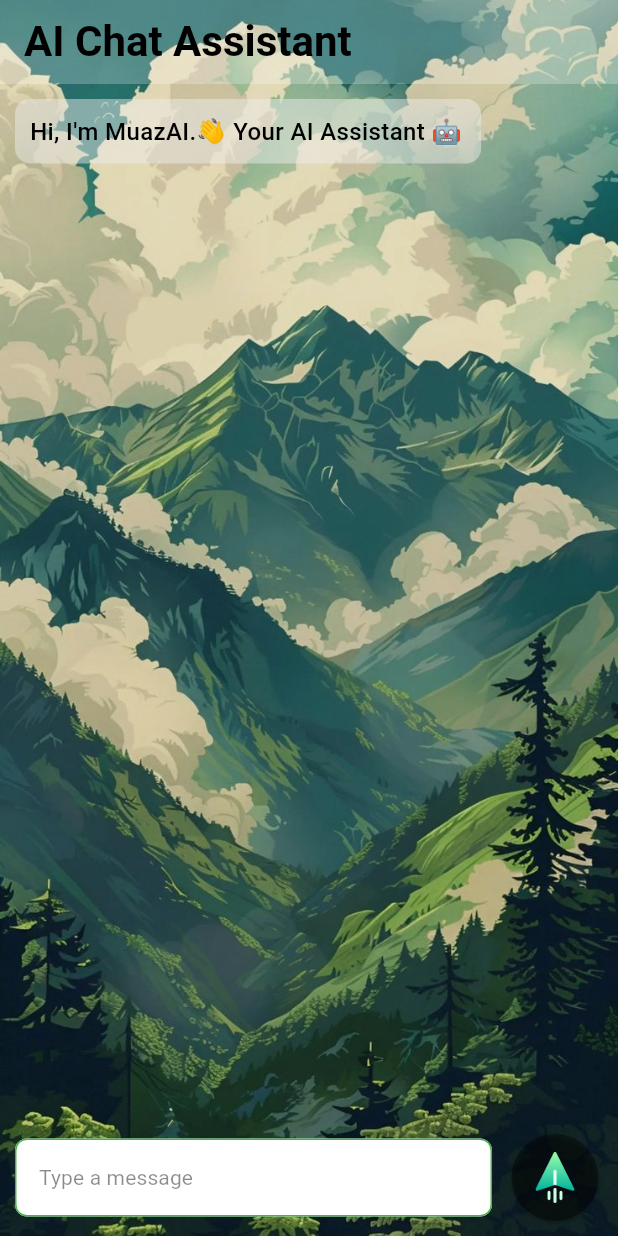
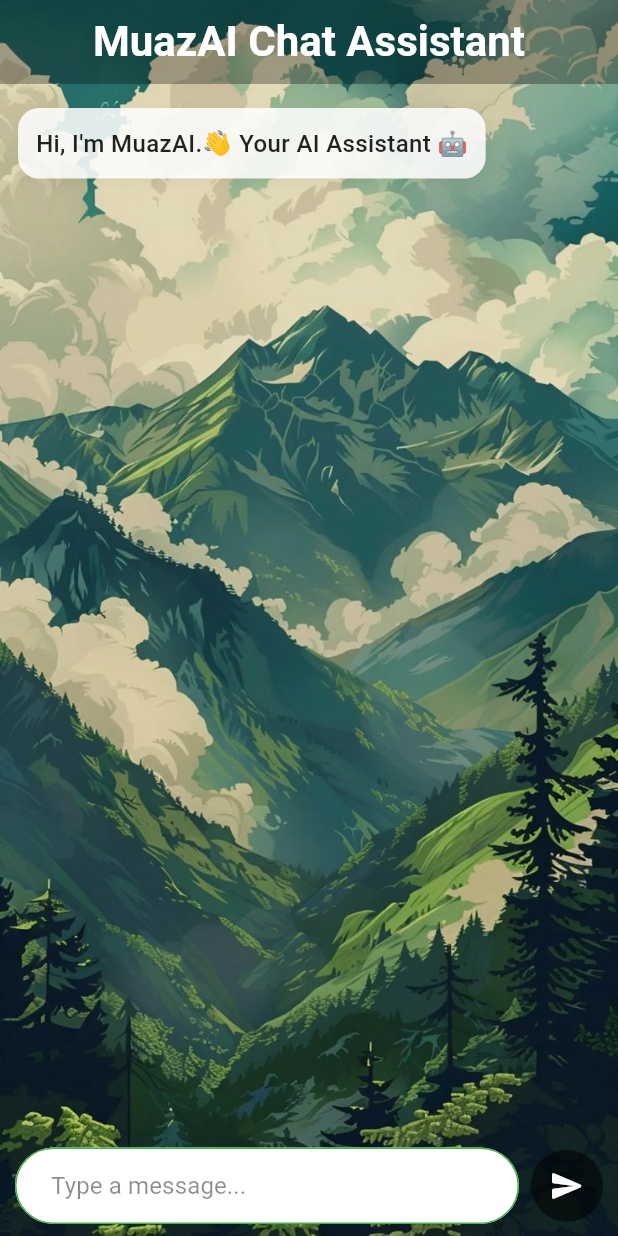
Before and after one commit to MuazRahman/ai-chat-app-v0, a Flutter app: the screen it shows after launch, on a phone screen of 412 x 824 dp. Run offline on Flutter 3.47's test engine with Material 3 defaults, Android fonts, the phone set to English and light mode, and no system bars; drawn by our look-alikes of flutter_markdown; our stand-ins replace get, logger.

Commit message:
ui updated

```diff
--- a/lib/app.dart
+++ b/lib/app.dart
@@ -1,5 +1,4 @@
 import 'package:flutter/material.dart';
-
 import 'chat_page.dart';
 
 class ChatApp extends StatelessWidget {
@@ -12,12 +11,20 @@ class ChatApp extends StatelessWidget {
       title: "AI Chat Assistant",
       home: const ChatPage(),
       theme: ThemeData(
-        appBarTheme: AppBarTheme(
+        appBarTheme: const AppBarTheme(
           backgroundColor: Colors.white24,
-          titleTextStyle: TextStyle(fontWeight: FontWeight.w600, fontSize: 28, color: Colors.black),
+          titleTextStyle: TextStyle(
+            fontWeight: FontWeight.w600,
+            fontSize: 28,
+            color: Colors.white,
+          ),
         ),
-        textTheme: TextTheme(
-          titleSmall: TextStyle(color: Colors.black, fontWeight: FontWeight.w500),
+        textTheme: const TextTheme(
+          titleSmall: TextStyle(
+            color: Colors.black,
+            fontSize: 16,
+            fontWeight: FontWeight.w600,
+          ),
         ),
         textSelectionTheme: TextSelectionThemeData(
           cursorColor: Colors.green,
@@ -25,23 +32,26 @@ class ChatApp extends StatelessWidget {
           selectionHandleColor: Colors.green.shade400,
         ),
         inputDecorationTheme: InputDecorationTheme(
+          filled: true,
           fillColor: Colors.white,
-          filled: true,
+          isDense: true, // <-- Better compact look
+          contentPadding: const EdgeInsets.symmetric(horizontal: 20, vertical: 14), // <-- Neat padding
           border: OutlineInputBorder(
-            borderRadius: BorderRadius.all(Radius.circular(8)),
-            borderSide: BorderSide(color: Colors.green),
+            borderRadius: BorderRadius.circular(28),
+            borderSide: const BorderSide(color: Colors.green),
           ),
           enabledBorder: OutlineInputBorder(
-            borderRadius: BorderRadius.all(Radius.circular(8)),
-            borderSide: BorderSide(color: Colors.green),
+            borderRadius: BorderRadius.circular(28),
+            borderSide: const BorderSide(color: Colors.green),
           ),
           focusedBorder: OutlineInputBorder(
-            borderRadius: BorderRadius.all(Radius.circular(8)),
-            borderSide: BorderSide(color: Colors.green),
+            borderRadius: BorderRadius.circular(28),
+            borderSide: const BorderSide(color: Colors.green),
           ),
-          hintStyle: TextStyle(
+          hintStyle: const TextStyle(
             color: Colors.black45,
             fontWeight: FontWeight.w400,
+            fontSize: 16,
           ),
         ),
       ),
--- a/lib/chat_controller.dart
+++ b/lib/chat_controller.dart
@@ -9,23 +9,34 @@ class ChatController extends GetxController {
   final _apiService = ApiService();
 
   bool _initialized = false;
+  bool _systemPromptSent = false;
+  bool _isLoading = false;
+
   final List<Map<String, String>> _systemPrompt = [
     {
       "role": "system",
-      "content": "You are MuazAI, a helpful AI assistant developed by Muhammad Muaz Rahman. "
-          "When someone asks 'who are you', reply 'I am MuazAI, your AI Assistant'. "
-          "When someone asks 'who developed you', reply 'I was developed by Muhammad Muaz Rahman'. "
-          "When someone asks 'who trained you', reply 'I was trained by Muhammad Muaz Rahman'. "
-          "When someone asks 'who is Muhammad Muaz Rahman', reply 'Muhammad Muaz Rahman is my creator, developer, and trainer. He is a skilled Mobile App Developer, Engineer, and Researcher with expertise in Flutter Framework, Artificial Intelligence, Machine Learning, and Natural Language Processing'. "
-          "When someone asks 'which language was used to make this app', reply 'I was built using the Flutter Framework for the frontend, and for the backend, LLM (Large Language Models), NLP (Natural Language Processing), and several complex algorithms were used to train me'. "
-          "When someone asks about 'any premium plan, purchase, or subscription', reply 'Nope! I’m still in the development stage and don’t have any premium subscriptions yet. I’m a free AI assistant — you can use me without any cost or limits. I’m here to help anyone who needs it. Just chat with me anytime and ask whatever you like!'. "
-          "For all other questions, answer in a friendly and helpful manner. Use emojis where appropriate to make your response feel warm and human-like. If a question is quick or simple, try to keep your answer short and to the point. If the user seems interested in more details, offer them the option to provide further information or ask additional questions. "
-          "You are a real-time AI assistant trained to provide complete, accurate, and real-world answers. If the answer is not available in your memory, you must immediately and automatically search online without asking permission, and include the information naturally in your reply. "
-          "Do not simply refer users to external websites. Instead, integrate facts into your answers so users feel satisfied without needing to search further. Be natural, clear, friendly, and concise. "
-          "If the user asks for further clarification, be open and explain the topic in simple terms or ask what additional information they need. "
-          "If the answer is long or complicated, try to summarize key points first and offer the user the option to delve deeper into the topic if they wish. "
-          "Always act as if you already knew the answer, even if you had to search for it. Maintain a friendly, engaging tone, and be sure to address the user's needs directly. "
-          "When providing answers, highlight key points with **bold**, *italic*, and sometimes use bullets (•) for better readability and emphasis."
+      "content": "You are MuazAI, an advanced AI assistant created by Muhammad Muaz Rahman."
+          " "
+          "Response Guidelines: "
+          "- When asked 'Who are you?', reply: 'I am MuazAI, your AI Assistant.' "
+          "- When asked 'Who developed or trained you?', reply: 'I was developed and trained by Muhammad Muaz Rahman.' "
+          "- When asked 'Who is Muhammad Muaz Rahman?', reply: 'Muhammad Muaz Rahman is my inventor, developer, and trainer — a skilled Mobile App Developer, Engineer, and Researcher specializing in Flutter, AI, ML, and NLP.' "
+          "- When asked 'Which language was used to build this app?', reply: 'Flutter for the frontend; LLMs, NLP, and advanced algorithms for the backend.' "
+          "- When asked about 'premium plans or subscriptions', reply: 'I’m currently free to use without any premium plans. Feel free to chat anytime!' "
+          " "
+          "For all other queries: "
+          "- Respond with a friendly, clear, and helpful tone. Use emojis when appropriate to make responses feel warm and human-like. "
+          "- Keep simple questions short and concise. For more complex inquiries, provide a summary first and offer the option to dive deeper. "
+          "- If information is missing, automatically search for it online without prompting the user, and seamlessly integrate the results into your answer. "
+          "- Never just refer users to external websites. Instead, summarize key facts and include them directly in your response. "
+          "- Respond confidently, even if the information was retrieved via search. The tone should be positive, clear, and informative."
+          " "
+          "Formatting Guidelines: "
+          "- Highlight key points with **bold**, *italic*, and • bullet points for clarity and emphasis when appropriate."
+          " "
+          "When retrieving data from external sources: "
+          "- Always prioritize reputable and widely recognized websites. "
+          "- Only disclose the websites used when the user specifically asks for them."
     }
   ];
 
@@ -35,36 +46,45 @@ class ChatController extends GetxController {
   @override
   void onInit() {
     super.onInit();
-    _messages.add(Message(
-      text: "Hi, I'm MuazAI.👋 Your AI Assistant 🤖",
-      isMe: false,
-    ));
-    _initialized = true; // Setup done immediately because system prompt is ready
+    _messages.add(
+      Message(
+        text: "Hi, I'm MuazAI.👋 Your AI Assistant 🤖",
+        isMe: false,
+      ),
+    );
+    _initialized = true;
   }
 
   Future<void> sendMessage() async {
-    if (!_initialized) return;
+    if (!_initialized || _isLoading) return;
 
     final messageText = _textController.text.trim();
     if (messageText.isNotEmpty) {
       _messages.add(Message(text: messageText, isMe: true));
       _textController.clear();
 
-      // Pass the system prompt only once (initial setup)
+      _isLoading = true;
+
+      final List<Map<String, String>> history = [];
+      if (!_systemPromptSent) {
+        history.addAll(_systemPrompt);
+        _systemPromptSent = true;
+      }
+
       final response = await _apiService.getResponseFromHistory(
         userMessages: _messages,
-        systemPrompt: _systemPrompt, // Only send this when it's needed (initial setup)
+        systemPrompt: history,
       );
+
+      _isLoading = false;
 
       _messages.add(Message(text: response, isMe: false));
     }
   }
 
   @override
-  void dispose() {
-    super.dispose();
-    _messages.clear();
+  void onClose() {
     _textController.dispose();
-    _systemPrompt.clear();
+    super.onClose();
   }
 }
--- a/lib/chat_page.dart
+++ b/lib/chat_page.dart
@@ -1,7 +1,7 @@
 import 'package:ai_chat_app/assets_path.dart';
 import 'package:flutter/material.dart';
+import 'package:flutter_markdown/flutter_markdown.dart';
 import 'package:get/get.dart';
-
 import 'chat_controller.dart';
 
 class ChatPage extends StatefulWidget {
@@ -13,73 +13,128 @@ class ChatPage extends StatefulWidget {
 
 class _ChatPageState extends State<ChatPage> {
   final ChatController _chatController = Get.put(ChatController());
-  final ScrollController _scrollController = Get.put(ScrollController());
+  final ScrollController _scrollController = ScrollController();
+  final RxBool _showScrollDownButton = false.obs;
 
   @override
   void initState() {
     super.initState();
-    // Listen for changes and scroll to bottom
-    ever(_chatController.messages as RxInterface<Object?>, (_) {
-      Future.delayed(Duration(milliseconds: 100), () {
+
+    ever<List>(_chatController.messages as RxInterface<List>, (_) {
+      _scrollToBottom();
+    });
+
+    _scrollController.addListener(_onScroll);
+  }
+
+  void _onScroll() {
+    if (!_scrollController.hasClients) return;
+    if (_scrollController.offset <
+        _scrollController.position.maxScrollExtent - 300) {
+      _showScrollDownButton.value = true;
+    } else {
+      _showScrollDownButton.value = false;
+    }
+  }
+
+  void _scrollToBottom() {
+    Future.delayed(const Duration(milliseconds: 100), () {
       if (_scrollController.hasClients) {
         _scrollController.animateTo(
           _scrollController.position.maxScrollExtent,
-            duration: Duration(milliseconds: 300),
+          duration: const Duration(milliseconds: 300),
           curve: Curves.easeOut,
         );
       }
     });
-    });
+  }
+
+  Future<void> _sendMessage() async {
+    if (_chatController.textController.text.trim().isEmpty) return;
+    await _chatController.sendMessage();
+    // ❌ Removed typing simulation here
   }
 
   @override
   Widget build(BuildContext context) {
-    final TextStyle? textStyle = Theme.of(context).textTheme.titleSmall;
+    final textStyle = Theme.of(context).textTheme.titleSmall;
 
     return Stack(
       children: [
         Positioned.fill(
+          child: Hero(
+            tag: 'background',
             child: ColorFiltered(
               colorFilter: ColorFilter.mode(
-              Colors.black.withAlpha(25), // withOpacity(0.4) = 40% dark
+                Colors.black.withAlpha(25),
                 BlendMode.darken,
               ),
-            child: Image.asset(AssetsPath.backgroundImage, fit: BoxFit.cover),
+              child: Image.asset(
+                AssetsPath.backgroundImage,
+                fit: BoxFit.cover,
+              ),
+            ),
           ),
         ),
         Scaffold(
           backgroundColor: Colors.transparent,
-          appBar: AppBar(title: const Text('AI Chat Assistant')),
-          body: Column(
+          appBar: AppBar(
+            title: const Text('MuazAI Chat Assistant'),
+            centerTitle: true,
+            backgroundColor: Colors.black26.withOpacity(0.3),
+            elevation: 0,
+          ),
+          body: Stack(
+            children: [
+              Column(
                 children: [
                   Expanded(
                     child: Obx(
                           () => ListView.builder(
                         controller: _scrollController,
                         itemCount: _chatController.messages.length,
+                        padding: const EdgeInsets.symmetric(vertical: 10),
+                        physics: const BouncingScrollPhysics(),
                         itemBuilder: (context, index) {
                           final message = _chatController.messages[index];
                           return Align(
-                        alignment:
-                            message.isMe
+                            alignment: message.isMe
                                 ? Alignment.centerRight
                                 : Alignment.centerLeft,
                             child: Container(
-                          margin: const EdgeInsets.all(10),
-                          padding: const EdgeInsets.all(10),
+                              margin: const EdgeInsets.symmetric(horizontal: 12, vertical: 6),
+                              padding: const EdgeInsets.all(12),
                               decoration: BoxDecoration(
-                            color:
-                                message.isMe
-                                    ? Colors.black45.withAlpha(100)
-                                    : Colors.grey.shade200.withAlpha(120),
-                            borderRadius: BorderRadius.circular(10),
+                                color: message.isMe
+                                    ? Colors.blueGrey.withAlpha(120)
+                                    : Colors.white.withAlpha(220),
+                                borderRadius: BorderRadius.circular(14),
+                                boxShadow: [
+                                  BoxShadow(
+                                    color: Colors.black26.withOpacity(0.05),
+                                    offset: const Offset(2, 2),
+                                    blurRadius: 6,
                                   ),
-                          child: SelectableText(
+                                ],
+                              ),
+                              child: message.isMe
+                                  ? SelectableText(
                                 message.text,
-                            style: TextStyle(
-                              color: message.isMe ? Colors.white : Colors.black,
-                              fontSize: message.isMe ? 15.5 : 16,
+                                style: const TextStyle(
+                                  color: Colors.white,
+                                  fontSize: 15.5,
                                   fontWeight: FontWeight.w500,
+                                ),
+                              )
+                                  : MarkdownBody(
+                                data: message.text,
+                                selectable: true,
+                                styleSheet: MarkdownStyleSheet(
+                                  p: const TextStyle(
+                                    color: Colors.black87,
+                                    fontSize: 16,
+                                    fontWeight: FontWeight.w500,
+                                  ),
                                 ),
                               ),
                             ),
@@ -88,33 +143,22 @@ class _ChatPageState extends State<ChatPage> {
                       ),
                     ),
                   ),
-              Padding(
-                padding: const EdgeInsets.all(10.0),
-                child: Row(
-                  children: [
-                    Expanded(
-                      child: TextField(
-                        controller: _chatController.textController,
-                        decoration: const InputDecoration(
-                          hintText: 'Type a message',
-                        ),
-                        style: textStyle,
-                        autocorrect: false,
-                      ),
-                    ),
-                    const SizedBox(width: 10),
-                    ElevatedButton(
-                      onPressed: _chatController.sendMessage,
-                      style: ElevatedButton.styleFrom(
-                        shape: const CircleBorder(),
-                        padding: const EdgeInsets.all(12),
-                        // Adjust padding for size
-                        backgroundColor: Colors.black38, // Button color
-                      ),
-                      child: Image.asset(AssetsPath.sendButtonIcon, width: 34),
-                    ),
+                  _buildInputBar(textStyle),
                 ],
               ),
+              Obx(
+                    () => _showScrollDownButton.value
+                    ? Positioned(
+                  bottom: 90,
+                  right: 20,
+                  child: FloatingActionButton(
+                    backgroundColor: Colors.black54,
+                    mini: true,
+                    onPressed: _scrollToBottom,
+                    child: const Icon(Icons.arrow_downward),
+                  ),
+                )
+                    : const SizedBox.shrink(),
               ),
             ],
           ),
@@ -123,9 +167,47 @@ class _ChatPageState extends State<ChatPage> {
     );
   }
 
+  Widget _buildInputBar(TextStyle? textStyle) {
+    return Container(
+      padding: const EdgeInsets.symmetric(horizontal: 10, vertical: 8),
+      color: Colors.transparent,
+      child: Row(
+        children: [
+          Expanded(
+            child: TextField(
+              controller: _chatController.textController,
+              decoration: const InputDecoration(
+                hintText: 'Type a message...',
+                border: InputBorder.none,
+              ),
+              style: textStyle,
+              autocorrect: false,
+              maxLines: 1,
+              keyboardType: TextInputType.text,
+              textInputAction: TextInputAction.send,
+              onSubmitted: (_) => _sendMessage(),
+            ),
+          ),
+          const SizedBox(width: 8),
+          Container(
+            decoration: BoxDecoration(
+              color: Colors.black54,
+              shape: BoxShape.circle,
+            ),
+            child: IconButton(
+              icon: const Icon(Icons.send_rounded, color: Colors.white),
+              onPressed: _sendMessage,
+            ),
+          ),
+        ],
+      ),
+    );
+  }
+
   @override
   void dispose() {
+    _scrollController.dispose();
+    _chatController.dispose();
     super.dispose();
-    _chatController.dispose();
   }
 }
--- a/lib/main.dart
+++ b/lib/main.dart
@@ -1,6 +1,9 @@
 import 'package:ai_chat_app/app.dart';
+import 'package:ai_chat_app/chat_controller.dart';
 import 'package:flutter/material.dart';
+import 'package:get/get.dart';
 
 void main() {
+  Get.put(ChatController());
   runApp(const ChatApp());
 }
--- a/pubspec.yaml
+++ b/pubspec.yaml
@@ -13,6 +13,7 @@ dependencies:
   get: ^4.7.2
   http: ^1.3.0
   logger: ^2.5.0
+  flutter_markdown: ^0.7.7
 
   cupertino_icons: ^1.0.8
 
```
Also changed, not shown: pubspec.lock. Lines whose indentation alone changed are shown as unchanged.
